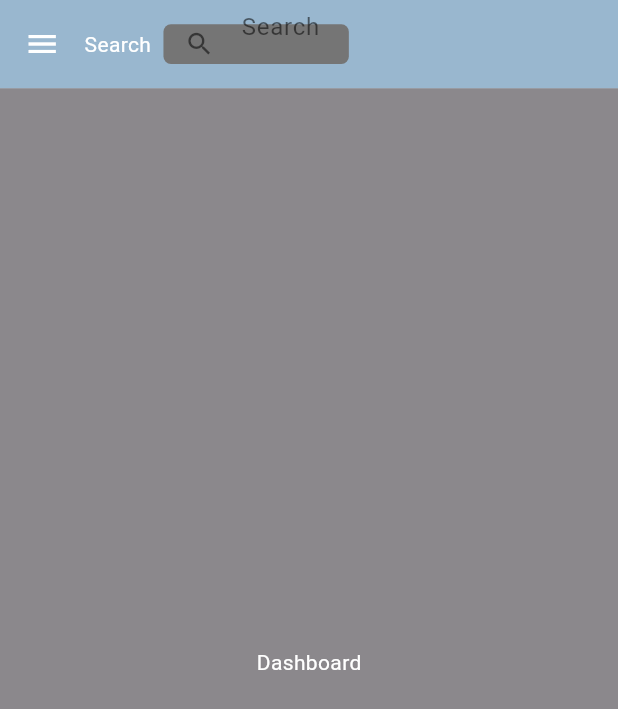
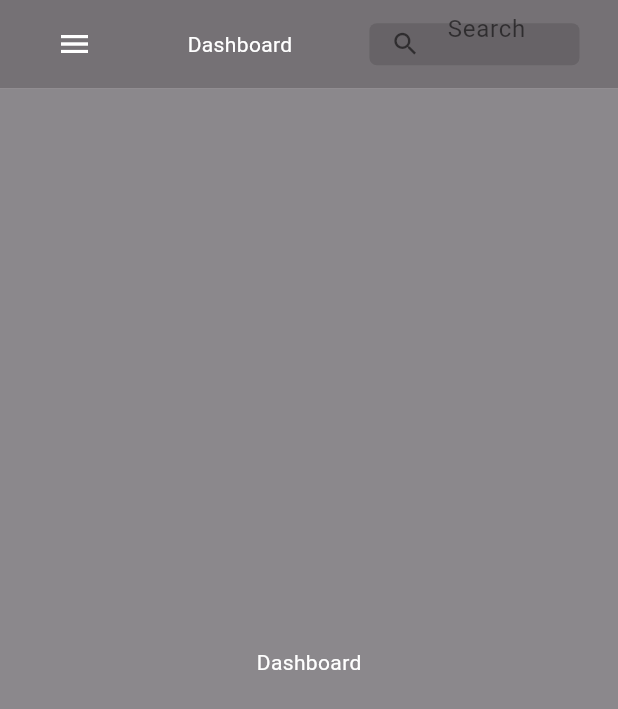
Before and after one commit to mustafanagori/Reponsive_Slide_Menu, a Flutter app: the screen it shows after launch, on a phone screen of 412 x 824 dp. Shown: the top 709 px of the screen. Run offline on Flutter 3.47's test engine with Material 2 defaults, Android fonts, the phone set to English and light mode, and no system bars.

Commit message:
update data

```diff
--- a/lib/component/header.dart
+++ b/lib/component/header.dart
@@ -9,12 +9,10 @@ class Header extends StatelessWidget {
     var h = MediaQuery.of(context).size.height;
     var w = MediaQuery.of(context).size.width;
     return Container(
-      color: const Color.fromARGB(255, 153, 183, 207),
+      color: Colors.black54,
       child: Row(
+        mainAxisAlignment: MainAxisAlignment.spaceAround,
         children: [
-          SizedBox(
-            width: w * 0.01,
-          ),
           if (Responsive.isMobile(context))
             IconButton(
               onPressed: () {
@@ -25,26 +23,20 @@ class Header extends StatelessWidget {
                 color: Colors.white,
               ),
             ),
-          SizedBox(
-            width: w * 0.01,
-          ),
           const Text(
-            "Search",
+            "Dashboard",
             style: TextStyle(color: Colors.white),
           ),
-          SizedBox(
-            width: w * 0.02,
-          ),
           Container(
-            height: h * 0.032, // Adjust the height as needed
-            width: w * 0.30, // Adjust the width as needed
+            height: h * 0.034, // Adjust the height as needed
+            width: w * 0.34, // Adjust the width as needed
             decoration: BoxDecoration(
               borderRadius: BorderRadius.circular(5),
-              color: Colors.grey[600],
+              color: Colors.black12,
             ),
             child: const TextField(
               cursorWidth: 1,
-              cursorColor: Colors.black26,
+              cursorColor: Colors.black12,
               decoration: InputDecoration(
                 border: InputBorder.none,
                 hintText: "Search",
@@ -58,9 +50,6 @@ class Header extends StatelessWidget {
               ),
             ),
           ),
-          SizedBox(
-            width: w * 0.01,
-          ),
         ],
       ),
     );
```
